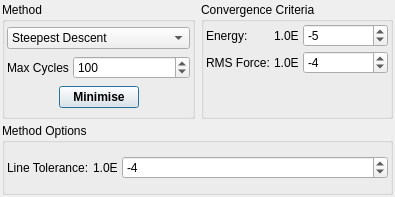
Old version of the form src/gui/minimiser.ui in the repository trisyoungs/aten.
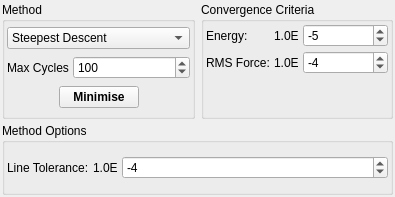
New version of the form. Icons and pictures are not drawn.

Commit message: More functionality added to Glyphs window. Default text for Text glyphs added. Fixed - Renderer would complain (wrongly) that it didn't know to draw text glyphs (type 9 and 10). Fixed - Espresso export filter used 'writeline' where it should have used 'writelinef'. Changed autoDefault properties of many buttons in the GUI to prevent tool windows from closing / acting without warning after editing text or numbers.

```diff
--- a/src/gui/minimiser.ui
+++ b/src/gui/minimiser.ui
@@ -33,9 +33,7 @@
      <item>
       <widget class="QGroupBox" name="groupBox" >
        <property name="sizePolicy" >
-        <sizepolicy>
-         <hsizetype>1</hsizetype>
-         <vsizetype>1</vsizetype>
+        <sizepolicy vsizetype="Minimum" hsizetype="Minimum" >
          <horstretch>0</horstretch>
          <verstretch>0</verstretch>
         </sizepolicy>
@@ -155,6 +153,9 @@
             <property name="text" >
              <string>Minimise</string>
             </property>
+            <property name="autoDefault" >
+             <bool>false</bool>
+            </property>
            </widget>
           </item>
           <item>
```
Left out of the diff: 205 changed lines with no effect on the pictures. The commit also changes 25 other files.
